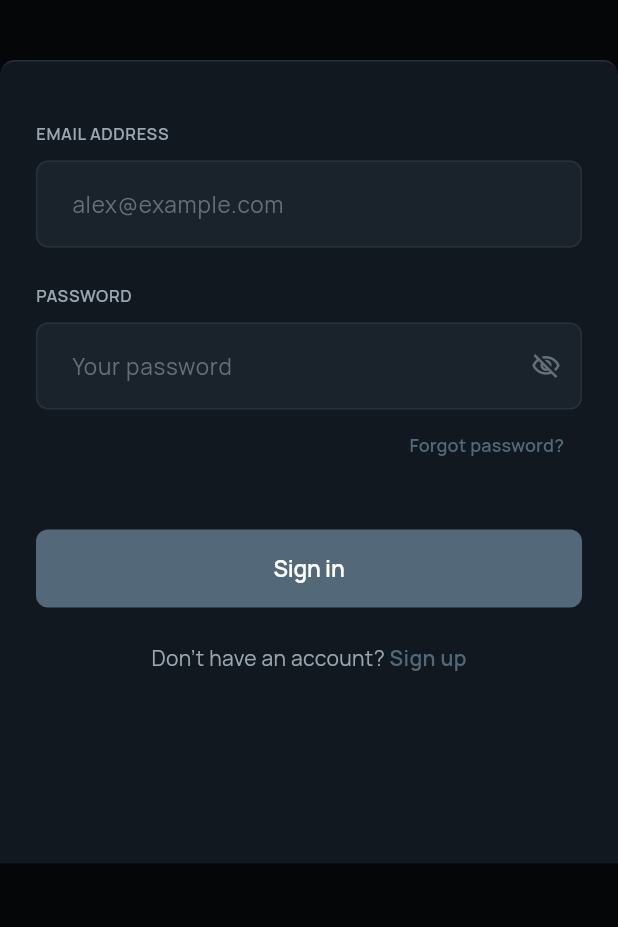
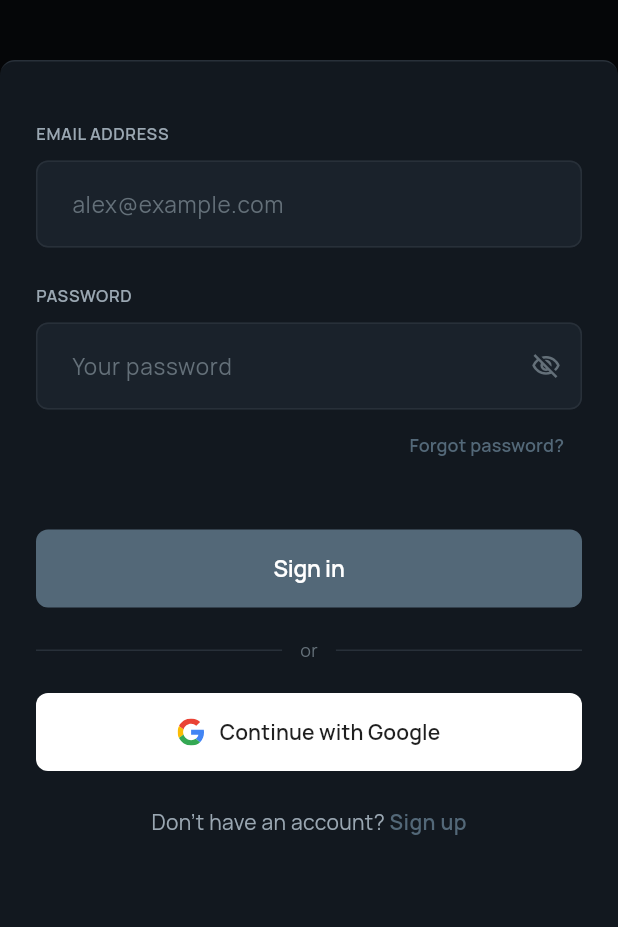
Before and after one commit to srikanthvishnu90-sketch/test1, a Flutter app: the LoginScreen screen opened by its route, on a phone screen of 412 x 824 dp, the part 309-1236 px from its top. Run offline on Flutter 3.47's test engine with Material 3 defaults, Android fonts, the phone set to English and light mode, and no system bars; our stand-ins replace animate_do, firebase_core, firebase_messaging, flutter_map, flutter_svg, geolocator and 5 more; accounts and stored records are empty.

Commit message:
feat: static splash, Continue with Google, real map of coaches
- splash: static centered logo only — no float/fade/spinner (brief hold for the
  session check, then route)
- auth: signInWithGoogle() through AuthService -> SupabaseAuthService
  (signInWithOAuth, web redirect to origin) -> AuthProvider; "Continue with
  Google" button (official G) + OR divider on login + signup. New Google users
  provision as 'searcher'. REQUIRES external Google/Supabase OAuth config.
- map: real OpenStreetMap (dark tiles, no API key) MapScreen — every published
  program is a sport-colored pin at its real lat/lng; tap -> listing card ->
  session details. Reachable via a new map button in the search header.
  flutter_map + latlong2 deps.

dart analyze clean; 39 tests green.

Co-Authored-By: Claude Opus 4.8 (1M context) <noreply@anthropic.com>

```diff
--- a/SportsMan-main/lib/core/auth/auth_service.dart
+++ b/SportsMan-main/lib/core/auth/auth_service.dart
@@ -44,6 +44,12 @@ abstract class AuthService {
     String? captchaToken,
   });
 
+  /// Starts the Google OAuth flow. On web this REDIRECTS the page to Google and
+  /// returns before completion — the session arrives on redirect-back via
+  /// [authStateChanges] (the app re-enters through the splash route guard). A
+  /// brand-new Google user is provisioned as a 'searcher' by default.
+  Future<void> signInWithGoogle();
+
   Future<void> signOut();
 
   /// The currently signed-in user, or null. Read synchronously from the
--- a/SportsMan-main/lib/core/routes/app_pages.dart
+++ b/SportsMan-main/lib/core/routes/app_pages.dart
@@ -31,6 +31,7 @@ import '../../presentation/authentication/forgot_password_screen.dart';
 import '../../presentation/bottom_nav/bottom_nav_screen.dart';
 import '../../presentation/client/view/search_screen.dart';
 import '../../presentation/client/view/find_coach_screen.dart';
+import '../../presentation/client/view/map_screen.dart';
 import '../../presentation/client/view/filter_screen.dart';
 import '../../presentation/client/view/nearby_session_screen.dart';
 import '../../presentation/client/view/session_details_screen.dart';
@@ -104,6 +105,7 @@ class AppPages {
     GetPage(name: AppRoutes.mainNav, page: () => const MainNavScreen()),
     GetPage(name: AppRoutes.search, page: () => const SearchScreen()),
     GetPage(name: AppRoutes.findCoach, page: () => const FindCoachScreen()),
+    GetPage(name: AppRoutes.map, page: () => const MapScreen()),
     GetPage(name: AppRoutes.filters, page: () => const FilterScreen()),
     GetPage(
       name: AppRoutes.nearbySession,
--- a/SportsMan-main/lib/core/routes/app_routes.dart
+++ b/SportsMan-main/lib/core/routes/app_routes.dart
@@ -23,6 +23,7 @@ abstract class AppRoutes {
   static const String mainNav = '/main-nav';
   static const String search = '/search';
   static const String findCoach = '/find-coach';
+  static const String map = '/map';
   static const String filters = '/filters';
   static const String nearbySession = '/nearby-session';
   static const String sessionDetails = '/session-details';
--- a/SportsMan-main/lib/presentation/authentication/login_screen.dart
+++ b/SportsMan-main/lib/presentation/authentication/login_screen.dart
@@ -8,6 +8,7 @@ import '../../core/theme/app_radii.dart';
 import '../../core/constants/app_assets.dart';
 import '../../core/auth/auth_service.dart';
 import '../widgets/sporve_button.dart';
+import '../widgets/google_sign_in_button.dart';
 import 'controllers/auth_provider.dart';
 
 class LoginScreen extends StatefulWidget {
@@ -193,6 +194,10 @@ class _LoginScreenState extends State<LoginScreen> {
                     loading: authProvider.isLoading,
                     variant: SporveButtonVariant.primary,
                   ),
+                  const SizedBox(height: 20),
+                  const OrDivider(),
+                  const SizedBox(height: 20),
+                  const GoogleSignInButton(),
                   const SizedBox(height: 24),
                   Row(
                     mainAxisAlignment: MainAxisAlignment.center,
--- a/SportsMan-main/lib/presentation/authentication/signup_screen.dart
+++ b/SportsMan-main/lib/presentation/authentication/signup_screen.dart
@@ -9,6 +9,7 @@ import '../../core/constants/app_assets.dart';
 import '../../core/auth/auth_service.dart';
 import '../onboarding/controllers/onboarding_controller.dart';
 import '../widgets/sporve_button.dart';
+import '../widgets/google_sign_in_button.dart';
 import 'controllers/auth_provider.dart';
 
 class SignupScreen extends StatefulWidget {
@@ -347,6 +348,10 @@ class _SignupScreenState extends State<SignupScreen> {
                     icon: Icons.arrow_forward,
                     variant: SporveButtonVariant.primary,
                   ),
+                  const SizedBox(height: 20),
+                  const OrDivider(),
+                  const SizedBox(height: 20),
+                  const GoogleSignInButton(),
                   const SizedBox(height: 40),
                 ],
               ),
--- /dev/null
+++ b/SportsMan-main/lib/presentation/widgets/google_sign_in_button.dart
@@ -0,0 +1,81 @@
+import 'package:flutter/material.dart';
+import 'package:flutter_svg/flutter_svg.dart';
+import 'package:provider/provider.dart';
+import '../../core/theme/app_colors.dart';
+import '../../core/theme/app_radii.dart';
+import '../../core/theme/app_typography.dart';
+import '../authentication/controllers/auth_provider.dart';
+
+// Official Google "G" (4-color), inline so no asset is needed.
+const _googleG =
+    '<svg xmlns="http://www.w3.org/2000/svg" viewBox="0 0 48 48">'
+    '<path fill="#EA4335" d="M24 9.5c3.54 0 6.71 1.22 9.21 3.6l6.85-6.85C35.9 2.38 30.47 0 24 0 14.62 0 6.51 5.38 2.56 13.22l7.98 6.19C12.43 13.72 17.74 9.5 24 9.5z"/>'
+    '<path fill="#4285F4" d="M46.98 24.55c0-1.57-.15-3.09-.38-4.55H24v9.02h12.94c-.58 2.96-2.26 5.48-4.78 7.18l7.73 6c4.51-4.18 7.09-10.36 7.09-17.65z"/>'
+    '<path fill="#FBBC05" d="M10.53 28.59c-.48-1.45-.76-2.99-.76-4.59s.27-3.14.76-4.59l-7.98-6.19C.92 16.46 0 20.12 0 24c0 3.88.92 7.54 2.56 10.78l7.97-6.19z"/>'
+    '<path fill="#34A853" d="M24 48c6.48 0 11.93-2.13 15.89-5.81l-7.73-6c-2.15 1.45-4.92 2.3-8.16 2.3-6.26 0-11.57-4.22-13.47-9.91l-7.98 6.19C6.51 42.62 14.62 48 24 48z"/>'
+    '</svg>';
+
+/// "Continue with Google" — starts Supabase Google OAuth (web redirect).
+class GoogleSignInButton extends StatelessWidget {
+  const GoogleSignInButton({super.key});
+
+  @override
+  Widget build(BuildContext context) {
+    final isLoading = context.watch<AuthProvider>().isLoading;
+    return SizedBox(
+      width: double.infinity,
+      height: 52,
+      child: OutlinedButton(
+        onPressed: isLoading
+            ? null
+            : () => context.read<AuthProvider>().signInWithGoogle(),
+        style: OutlinedButton.styleFrom(
+          backgroundColor: Colors.white,
+          disabledBackgroundColor: Colors.white.withValues(alpha: 0.6),
+          side: BorderSide.none,
+          shape: RoundedRectangleBorder(
+            borderRadius: BorderRadius.circular(AppRadii.tile),
+          ),
+        ),
+        child: Row(
+          mainAxisAlignment: MainAxisAlignment.center,
+          children: [
+            SvgPicture.string(_googleG, width: 18, height: 18),
+            const SizedBox(width: 10),
+            Text(
+              'Continue with Google',
+              style: AppTypography.font(
+                color: const Color(0xFF1F1F1F),
+                fontSize: 14,
+                fontWeight: FontWeight.w600,
+              ),
+            ),
+          ],
+        ),
+      ),
+    );
+  }
+}
+
+/// "─── or ───" divider between the primary form and OAuth options.
+class OrDivider extends StatelessWidget {
+  const OrDivider({super.key});
+
+  @override
+  Widget build(BuildContext context) => Row(
+    children: [
+      const Expanded(child: Divider(color: AppColors.hairline, height: 1)),
+      Padding(
+        padding: const EdgeInsets.symmetric(horizontal: 12),
+        child: Text(
+          'or',
+          style: AppTypography.font(
+            color: AppColors.textTertiary,
+            fontSize: 12,
+          ),
+        ),
+      ),
+      const Expanded(child: Divider(color: AppColors.hairline, height: 1)),
+    ],
+  );
+}
--- a/SportsMan-main/pubspec.yaml
+++ b/SportsMan-main/pubspec.yaml
@@ -46,6 +46,8 @@ dependencies:
   supabase_flutter: ^2.15.0
   firebase_core: ^3.6.0
   firebase_messaging: ^15.1.0
+  flutter_map: ^7.0.2
+  latlong2: ^0.9.1
 
 dev_dependencies:
   flutter_test:
```
Also changed, not shown: SportsMan-main/lib/core/auth/supabase_auth_service.dart (+11 -0 lines), SportsMan-main/lib/presentation/authentication/controllers/auth_provider.dart (+14 -0 lines), SportsMan-main/lib/presentation/client/view/map_screen.dart (added, +301 -0 lines), SportsMan-main/lib/presentation/client/view/search_screen.dart (+10 -0 lines), SportsMan-main/lib/presentation/splash/splash_screen.dart (+7 -37 lines), SportsMan-main/pubspec.lock.
